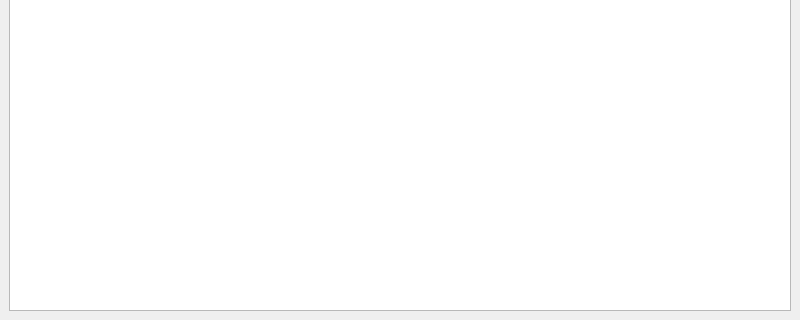
First picture: the form in mainwindow.ui, repository AndrewSerb/mach_met_img_recogn, before the edit; both pictures show x 0 to 800 and y 280 to 600 of the 800 by 600 pixel window.
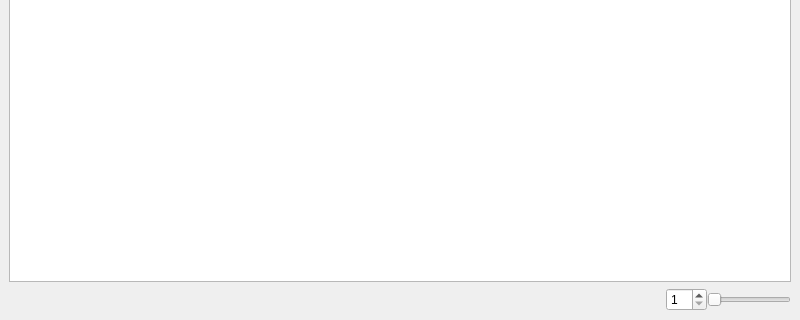
Second picture: the form after the edit.

Commit message: ui: set up image layout

```diff
--- a/mainwindow.ui
+++ b/mainwindow.ui
@@ -13,7 +13,7 @@
   <property name="sizePolicy">
    <sizepolicy hsizetype="Preferred" vsizetype="Preferred">
     <horstretch>2</horstretch>
-    <verstretch>2</verstretch>
+    <verstretch>0</verstretch>
    </sizepolicy>
   </property>
   <property name="windowTitle">
@@ -28,9 +28,73 @@
    </property>
    <layout class="QHBoxLayout" name="horizontalLayout">
     <item>
-     <layout class="QHBoxLayout" name="horizontalLayout_2">
+     <layout class="QVBoxLayout" name="verticalLayout">
       <item>
-       <widget class="QGraphicsView" name="graphicsView"/>
+       <widget class="QGraphicsView" name="image_box"/>
+      </item>
+      <item>
+       <layout class="QHBoxLayout" name="layout_scale">
+        <property name="spacing">
+         <number>0</number>
+        </property>
+        <item>
+         <widget class="QWidget" name="widget_spacer" native="true">
+          <property name="sizePolicy">
+           <sizepolicy hsizetype="Preferred" vsizetype="Preferred">
+            <horstretch>8</horstretch>
+            <verstretch>0</verstretch>
+           </sizepolicy>
+          </property>
+         </widget>
+        </item>
+        <item>
+         <widget class="QSpinBox" name="spinbox_scale">
+          <property name="sizePolicy">
+           <sizepolicy hsizetype="Minimum" vsizetype="Fixed">
+            <horstretch>0</horstretch>
+            <verstretch>0</verstretch>
+           </sizepolicy>
+          </property>
+          <property name="minimum">
+           <number>1</number>
+          </property>
+          <property name="maximum">
+           <number>10</number>
+          </property>
+         </widget>
+        </item>
+        <item>
+         <widget class="QSlider" name="slider_scale">
+          <property name="sizePolicy">
+           <sizepolicy hsizetype="Expanding" vsizetype="Fixed">
+            <horstretch>0</horstretch>
+            <verstretch>0</verstretch>
+           </sizepolicy>
+          </property>
+          <property name="minimum">
+           <number>1</number>
+          </property>
+          <property name="maximum">
+           <number>10</number>
+          </property>
+          <property name="pageStep">
+           <number>1</number>
+          </property>
+          <property name="orientation">
+           <enum>Qt::Horizontal</enum>
+          </property>
+          <property name="invertedAppearance">
+           <bool>false</bool>
+          </property>
+          <property name="tickPosition">
+           <enum>QSlider::NoTicks</enum>
+          </property>
+          <property name="tickInterval">
+           <number>0</number>
+          </property>
+         </widget>
+        </item>
+       </layout>
       </item>
      </layout>
     </item>
```
The commit also changes 4 other files.
